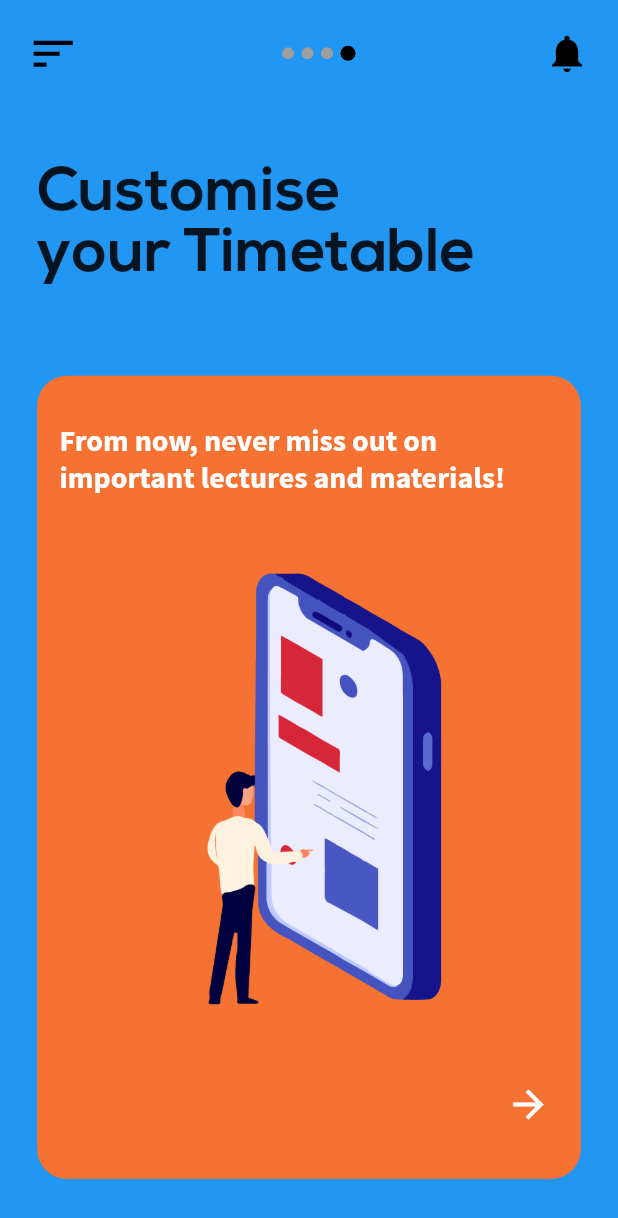
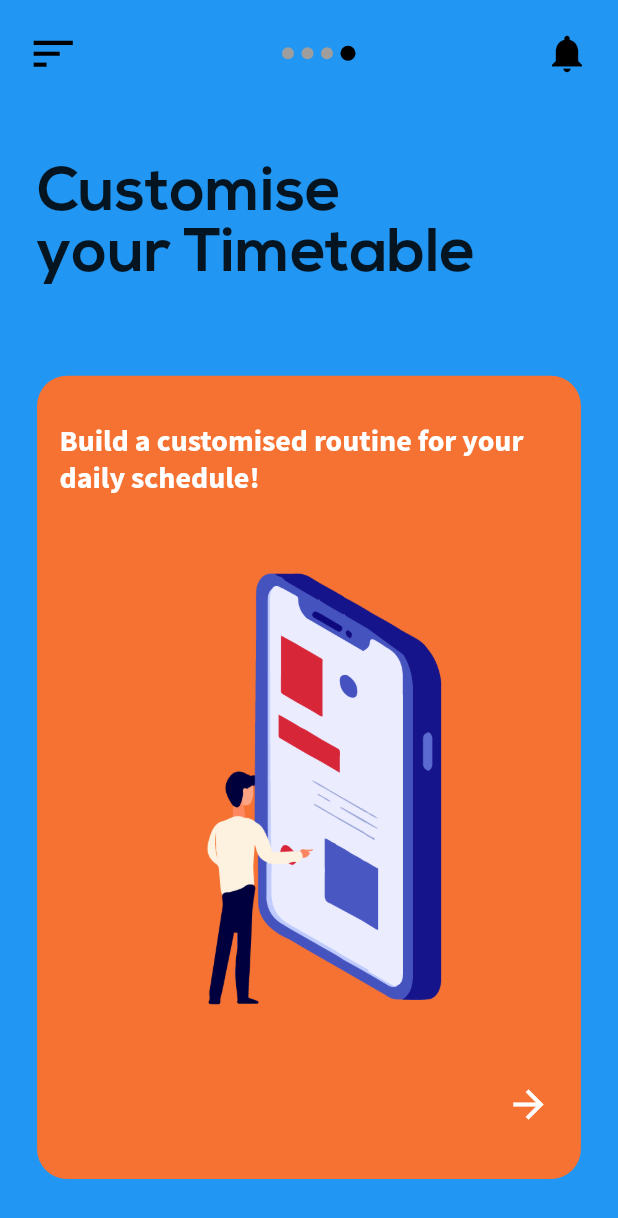
Before and after one commit to sswastik02/GLUG_APP, a Flutter app: the FirstScreen screen opened directly, swiped to page 4, on a phone screen of 412 x 824 dp. Shown: the top 1218 px of the screen. Run offline on Flutter 3.47's test engine with Material 2 defaults, Android fonts, the light colour scheme and no system bars; our stand-ins replace cached_network_image, carousel_slider, cloud_firestore, connectivity, date_format, dio and 13 more; missing offline and left inert: dynamic_themes, flare_loading, flutter_inappwebview, flutter_pdfview; accounts and stored records are empty.

Commit message:
Updated Contributors

```diff
--- a/lib/screens/event_info.dart
+++ b/lib/screens/event_info.dart
@@ -124,7 +124,9 @@ class _MyClassState extends State<EventInfo> {
   Widget build(BuildContext context) {
     return Scaffold(
       backgroundColor: Theme.of(context).primaryColor,
-      body: SingleChildScrollView(
+      body: Padding(
+        padding: const EdgeInsets.fromLTRB(10, 15, 10, 20),
+        child: SingleChildScrollView(
           child: Column(
             children: <Widget>[
               // Hero(
@@ -241,6 +243,7 @@ class _MyClassState extends State<EventInfo> {
             ],
           ),
         ),
+      ),
     );
   }
 }
--- a/lib/screens/first_screen.dart
+++ b/lib/screens/first_screen.dart
@@ -39,7 +39,7 @@ class _FirstScreenState extends State<FirstScreen> {
     },
     {
       "title": "Customise\nyour Timetable",
-      "body": "From now, never miss out on important lectures and materials!",
+      "body": "Build a customised routine for your daily schedule!",
       "image": "images/eventArtboard.png",
       "color": Color(0xFFF57232),
       "route": Routine(),
--- a/lib/screens/members_screen.dart
+++ b/lib/screens/members_screen.dart
@@ -32,7 +32,11 @@ class _MembersScreenState extends State<MembersScreen> {
     "Rishav",
     "Nikhil",
     "Anurag",
-    "Subhadip"
+    "Subhadip",
+    "Srijan",
+    "Swastik",
+    "Archit",
+    "Mayank"
   ];
 
   @override
```
Lines whose indentation alone changed are shown as unchanged.
